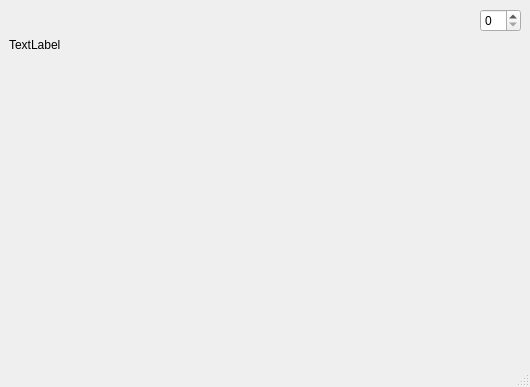
Before: the Qt Designer form lui_testing/py3_pyside2_n_dui2/spinbox_toy/simple.ui in luisodls/dui_prototyping, drawn with Qt 5.
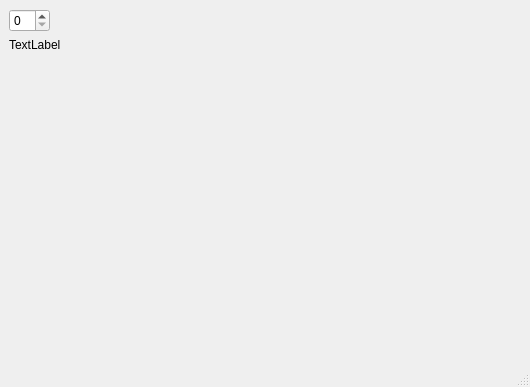
After: the same form once the commit is applied.

Commit message: learning to overide events in spinbox

What changed in the file:
```diff
--- a/lui_testing/py3_pyside2_n_dui2/spinbox_toy/simple.ui
+++ b/lui_testing/py3_pyside2_n_dui2/spinbox_toy/simple.ui
@@ -18,7 +18,10 @@
     <item row="0" column="0">
      <layout class="QVBoxLayout" name="verticalLayout">
       <item>
-       <layout class="QHBoxLayout" name="horizontalLayout">
+       <layout class="QHBoxLayout" name="SpinHorizontalLayout">
+        <item>
+         <widget class="QSpinBox" name="MySpinBox"/>
+        </item>
         <item>
          <spacer name="horizontalSpacer">
           <property name="orientation">
@@ -32,9 +35,6 @@
           </property>
          </spacer>
         </item>
-        <item>
-         <widget class="QSpinBox" name="MySpinBox"/>
-        </item>
        </layout>
       </item>
       <item>
```
The commit also changes 1 other file.
